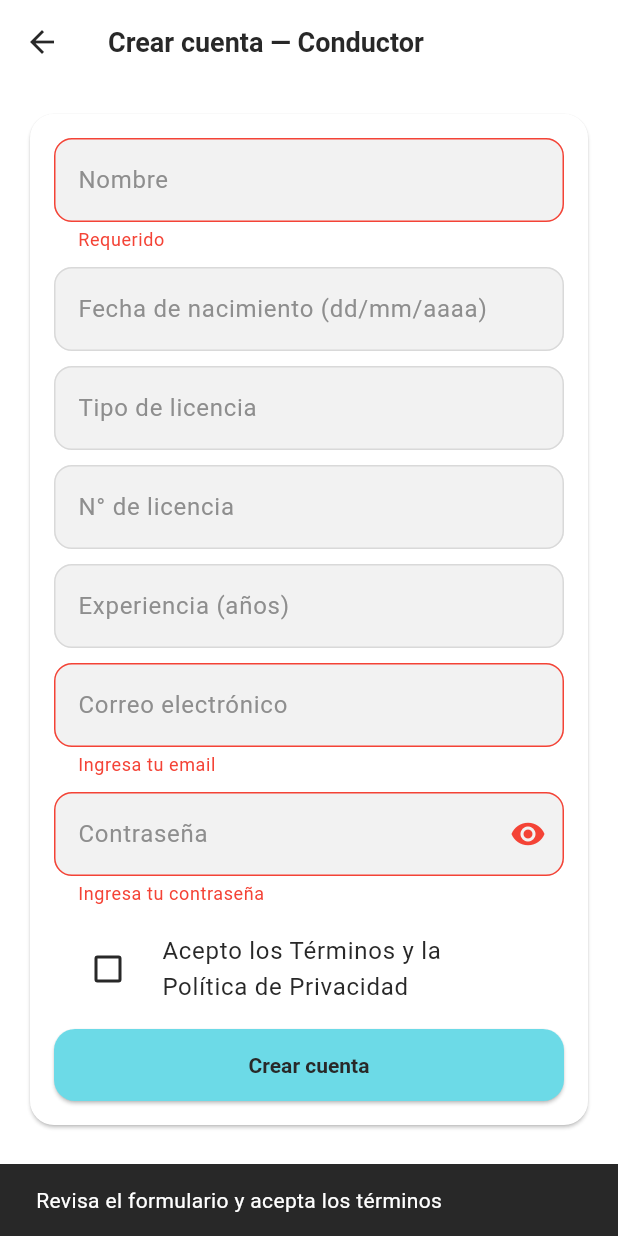
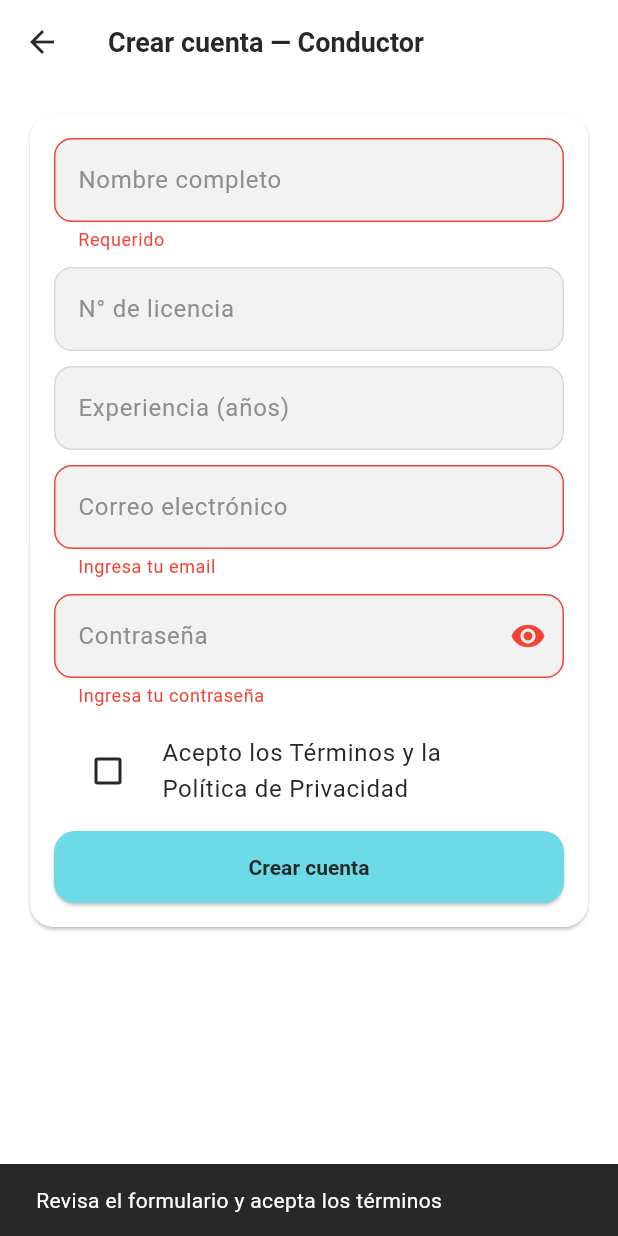
Before and after one commit to 1ACC0238-2520-1821-G2-Flota365/Flota365-mobile-application-flutter, a Flutter app: the RegisterDriverPage screen opened by its route, after a tap on "Crear cuenta", on a phone screen of 412 x 824 dp. Run offline on Flutter 3.47's test engine with Material 3 defaults, Android fonts, the phone set to English and light mode, and no system bars; our stand-ins replace dio, equatable, flutter_bloc, flutter_secure_storage, shared_preferences; accounts and stored records are empty.

Commit message:
feat(login): update register

```diff
--- a/flota365/lib/features/auth/data/auth_repository.dart
+++ b/flota365/lib/features/auth/data/auth_repository.dart
@@ -43,4 +43,20 @@ class AuthRepository {
     }
     return User.fromJson(res.data as Map<String, dynamic>);
   }
+    /// Registro directo con el payload EXACTO que pide tu backend
+  Future<Map<String, dynamic>?> registerRaw(Map<String, dynamic> payload) async {
+    try {
+      final res = await _service.register(payload);
+      final data = res.data;
+
+      if (data is Map) {
+        return Map<String, dynamic>.from(data);
+      }
+
+      return null;
+    } catch (e) {
+      rethrow;
+    }
+  }
+
 }
--- a/flota365/lib/features/auth/data/auth_service.dart
+++ b/flota365/lib/features/auth/data/auth_service.dart
@@ -23,4 +23,12 @@ class AuthService {
       options: Options(contentType: Headers.jsonContentType),
     );
   }
+    Future<Response> register(Map<String, dynamic> body) {
+    return _dio.post(
+      ApiPaths.authRegister,
+      data: body,
+      options: Options(contentType: Headers.jsonContentType),
+    );
+  }
+
 }
--- a/flota365/lib/features/auth/presentation/pages/register_driver_page.dart
+++ b/flota365/lib/features/auth/presentation/pages/register_driver_page.dart
@@ -1,5 +1,10 @@
 import 'package:flutter/material.dart';
-import '../../../../core/utils/validators.dart';
+import 'package:flota365/core/utils/validators.dart';
+import '../../../../core/enums/status.dart';
+import '../../../auth/data/auth_repository.dart';
+import '../../../auth/data/auth_service.dart';
+import '../../../driver/data/driver_repository.dart';
+import '../../../driver/data/driver_service.dart';
 
 class RegisterDriverPage extends StatefulWidget {
   const RegisterDriverPage({super.key});
@@ -10,24 +15,33 @@ class RegisterDriverPage extends StatefulWidget {
 
 class _RegisterDriverPageState extends State<RegisterDriverPage> {
   final _formKey = GlobalKey<FormState>();
+
   final name = TextEditingController();
-  final birth = TextEditingController();
-  final licenseType = TextEditingController();
   final licenseNumber = TextEditingController();
   final experience = TextEditingController();
   final email = TextEditingController();
   final pass = TextEditingController();
+
   bool obscure = true;
   bool loading = false;
   bool acceptTerms = false;
 
+  final authRepo = AuthRepository(AuthService());
+  final driverRepo = DriverRepository(DriverService());
+
   @override
   void dispose() {
-    name.dispose(); birth.dispose(); licenseType.dispose();
-    licenseNumber.dispose(); experience.dispose(); email.dispose(); pass.dispose();
+    name.dispose();
+    licenseNumber.dispose();
+    experience.dispose();
+    email.dispose();
+    pass.dispose();
     super.dispose();
   }
 
+  // ---------------------------------------------------------
+  // 🔥 REGISTRO COMPLETO (SIN LOGIN BLOC)
+  // ---------------------------------------------------------
   Future<void> _submit() async {
     if (!_formKey.currentState!.validate() || !acceptTerms) {
       ScaffoldMessenger.of(context).showSnackBar(
@@ -35,15 +49,69 @@ class _RegisterDriverPageState extends State<RegisterDriverPage> {
       );
       return;
     }
+
     setState(() => loading = true);
-    // TODO: llamar a tu AuthService.registerRaw(payload)
-    await Future.delayed(const Duration(milliseconds: 800));
-    if (mounted) {
-      setState(() => loading = false);
-      ScaffoldMessenger.of(context).showSnackBar(
-        const SnackBar(content: Text('Registro enviado (demo)')),
+
+    try {
+      final fullName = name.text.trim();
+      final parts = fullName.split(' ');
+      final first = parts.isNotEmpty ? parts.first : 'Conductor';
+      final last = parts.length > 1 ? parts.sublist(1).join(' ') : '';
+
+      // 1) Crear usuario en Auth
+      final created = await authRepo.registerRaw({
+        "firstName": first,
+        "lastName": last,
+        "email": email.text.trim(),
+        "password": pass.text.trim(),
+        "role": "Driver",
+      });
+
+      if (created == null) {
+        throw Exception("No se pudo crear usuario");
+      }
+
+      // 2) Crear driver real
+      final driver = await driverRepo.ensureDriverForEmail(
+        email: email.text.trim(),
+        fullName: fullName,
       );
-      Navigator.pop(context);
+
+      if (driver == null) {
+        throw Exception("Driver no se pudo crear");
+      }
+
+      final driverId = (driver['id'] ?? "").toString();
+
+      // 3) Login automático (directo sin bloc)
+      final loginResult = await authRepo.login(
+        email.text.trim(),
+        pass.text.trim(),
+      );
+
+      if (loginResult == null) {
+        throw Exception("Login automático falló");
+      }
+
+      // 4) Redirigir al dashboard
+      Navigator.pushNamedAndRemoveUntil(
+        context,
+        '/driver/home',
+        (_) => false,
+        arguments: {
+          'driverId': driverId,
+          'fullName': fullName,
+          'email': email.text.trim(),
+        },
+      );
+    } catch (e) {
+      if (mounted) {
+        ScaffoldMessenger.of(context).showSnackBar(
+          SnackBar(content: Text("Error: ${e.toString()}")),
+        );
+      }
+    } finally {
+      if (mounted) setState(() => loading = false);
     }
   }
 
@@ -64,18 +132,32 @@ class _RegisterDriverPageState extends State<RegisterDriverPage> {
                   key: _formKey,
                   child: Column(
                     children: [
-                      TextFormField(controller: name, decoration: const InputDecoration(labelText: 'Nombre'), validator: (v)=> v!.isEmpty?'Requerido':null),
+                      TextFormField(
+                        controller: name,
+                        decoration: const InputDecoration(labelText: 'Nombre completo'),
+                        validator: (v) => v!.isEmpty ? 'Requerido' : null,
+                      ),
                       const SizedBox(height: 10),
-                      TextFormField(controller: birth, decoration: const InputDecoration(labelText: 'Fecha de nacimiento (dd/mm/aaaa)')),
+
+                      TextFormField(
+                        controller: licenseNumber,
+                        decoration: const InputDecoration(labelText: 'N° de licencia'),
+                       ),
                       const SizedBox(height: 10),
-                      TextFormField(controller: licenseType, decoration: const InputDecoration(labelText: 'Tipo de licencia')),
+
+                      TextFormField(
+                        controller: experience,
+                        decoration: const InputDecoration(labelText: 'Experiencia (años)'),
+                      ),
                       const SizedBox(height: 10),
-                      TextFormField(controller: licenseNumber, decoration: const InputDecoration(labelText: 'N° de licencia')),
+
+                      TextFormField(
+                        controller: email,
+                        decoration: const InputDecoration(labelText: 'Correo electrónico'),
+                        validator: Validators.email,
+                      ),
                       const SizedBox(height: 10),
-                      TextFormField(controller: experience, decoration: const InputDecoration(labelText: 'Experiencia (años)')),
-                      const SizedBox(height: 10),
-                      TextFormField(controller: email, decoration: const InputDecoration(labelText: 'Correo electrónico'), validator: Validators.email),
-                      const SizedBox(height: 10),
+
                       TextFormField(
                         controller: pass,
                         decoration: InputDecoration(
@@ -89,12 +171,14 @@ class _RegisterDriverPageState extends State<RegisterDriverPage> {
                         validator: (v) => Validators.password(v, min: 6),
                       ),
                       const SizedBox(height: 10),
+
                       CheckboxListTile(
                         value: acceptTerms,
                         onChanged: (v) => setState(() => acceptTerms = v ?? false),
                         title: const Text('Acepto los Términos y la Política de Privacidad'),
                         controlAffinity: ListTileControlAffinity.leading,
                       ),
+
                       const SizedBox(height: 8),
                       SizedBox(
                         width: double.infinity,
@@ -102,7 +186,11 @@ class _RegisterDriverPageState extends State<RegisterDriverPage> {
                         child: ElevatedButton(
                           onPressed: loading ? null : _submit,
                           child: loading
-                              ? const SizedBox(width: 20, height: 20, child: CircularProgressIndicator(strokeWidth: 2))
+                              ? const SizedBox(
+                                  width: 20,
+                                  height: 20,
+                                  child: CircularProgressIndicator(strokeWidth: 2),
+                                )
                               : const Text('Crear cuenta'),
                         ),
                       ),
```
